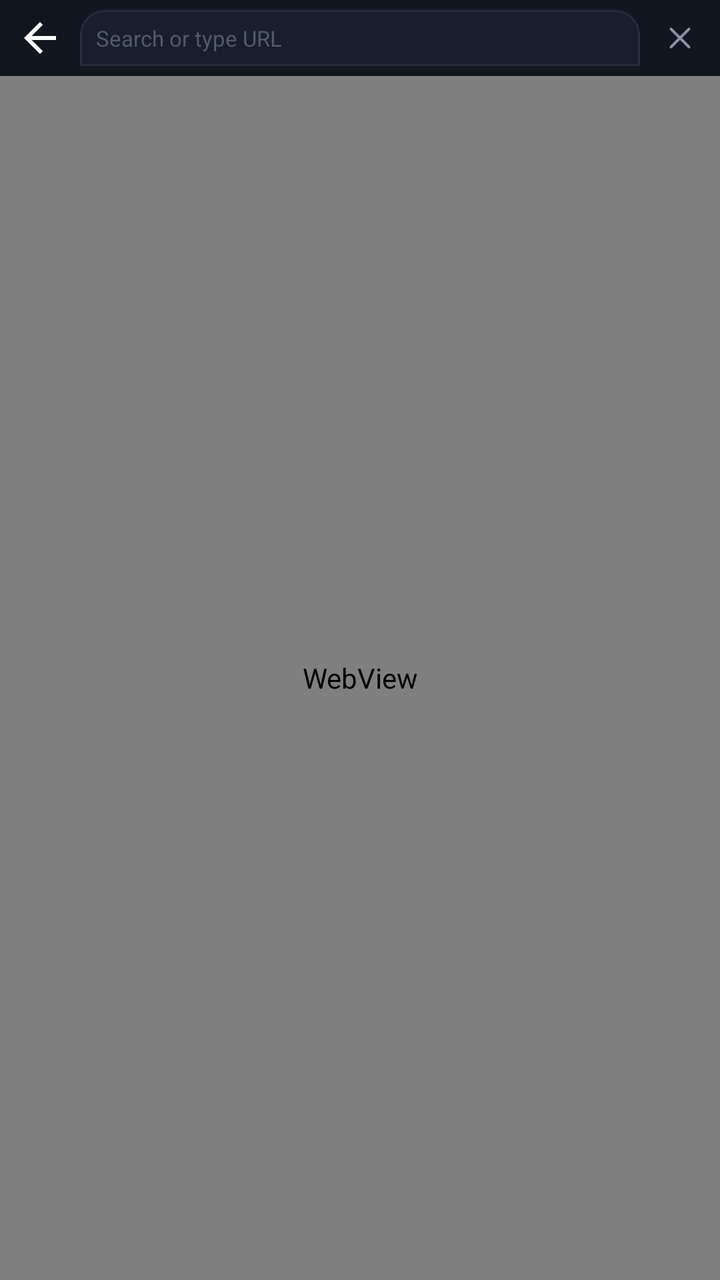
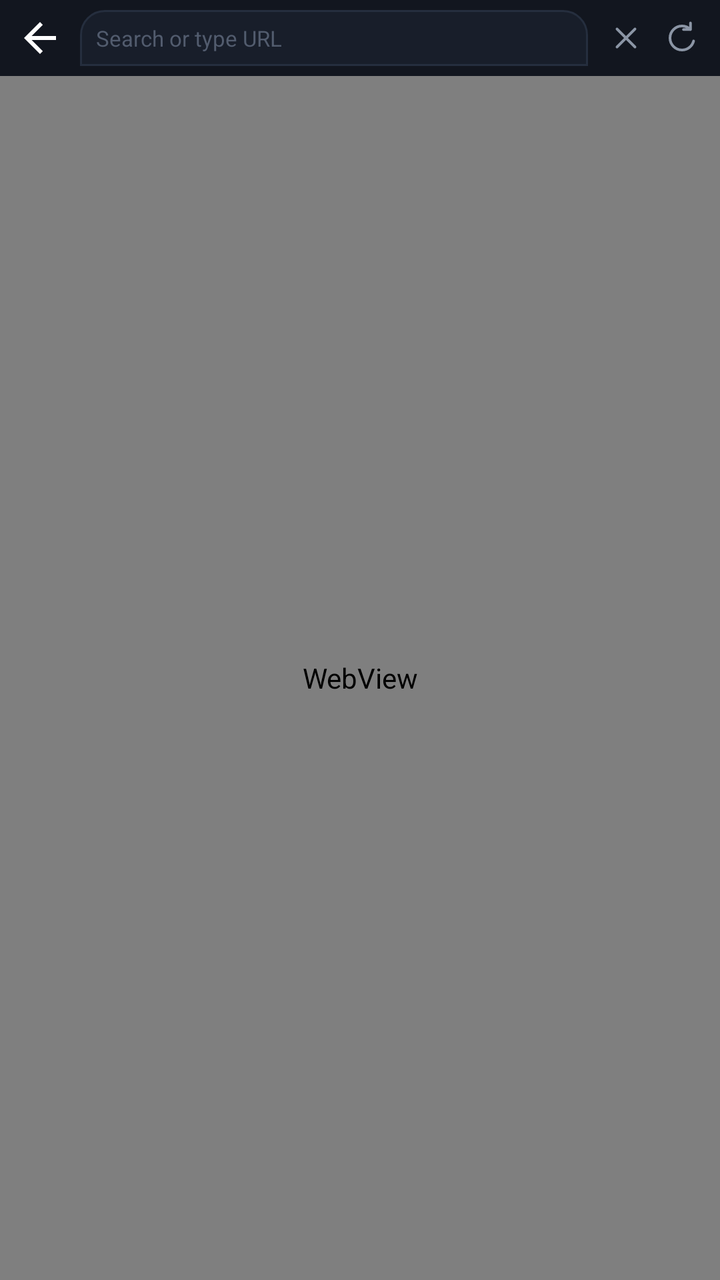

Screens rendered from an Android XML layout before and after an edit, with the pre-edit source and the edit as a unified diff.
<!-- AndroidManifest.xml: application theme Theme.FloatingVirtualWindow -->
<!-- res/layout/view_floating_browser.xml -->
<?xml version="1.0" encoding="utf-8"?>
<LinearLayout xmlns:android="http://schemas.android.com/apk/res/android"
    android:layout_width="match_parent"
    android:layout_height="match_parent"
    android:orientation="vertical"
    android:background="@color/background">

    
    <LinearLayout
        android:layout_width="match_parent"
        android:layout_height="38dp"
        android:background="@color/surface"
        android:orientation="horizontal"
        android:gravity="center_vertical"
        android:paddingHorizontal="6dp">

        <ImageButton
            android:id="@+id/btnBrowserBack"
            android:layout_width="28dp"
            android:layout_height="28dp"
            android:background="?android:attr/selectableItemBackgroundBorderless"
            android:src="@drawable/ic_back"
            android:contentDescription="Back" />

        <EditText
            android:id="@+id/etBrowserUrl"
            android:layout_width="0dp"
            android:layout_height="28dp"
            android:layout_weight="1"
            android:layout_marginHorizontal="6dp"
            android:background="@drawable/bg_header"
            android:paddingHorizontal="8dp"
            android:hint="Search or type URL"
            android:textColorHint="@color/text_muted"
            android:textColor="@color/text_primary"
            android:textSize="11sp"
            android:singleLine="true"
            android:imeOptions="actionGo"
            android:inputType="textUri" />

        <ImageButton
            android:id="@+id/btnBrowserRefresh"
            android:layout_width="28dp"
            android:layout_height="28dp"
            android:background="?android:attr/selectableItemBackgroundBorderless"
            android:src="@drawable/ic_close"
            android:contentDescription="Refresh" />
    </LinearLayout>

    <ProgressBar
        android:id="@+id/pbBrowserLoading"
        style="?android:attr/progressBarStyleHorizontal"
        android:layout_width="match_parent"
        android:layout_height="2dp"
        android:visibility="gone" />

    
    <LinearLayout
        android:id="@+id/llSelectionToolbar"
        android:layout_width="match_parent"
        android:layout_height="34dp"
        android:background="@color/surface_elevated"
        android:orientation="horizontal"
        android:gravity="center_vertical"
        android:paddingHorizontal="8dp"
        android:visibility="gone">

        <TextView
            android:id="@+id/tvSelectedTextPreview"
            android:layout_width="0dp"
            android:layout_height="wrap_content"
            android:layout_weight="1"
            android:textColor="@color/accent"
            android:textSize="11sp"
            android:singleLine="true"
            android:ellipsize="end"
            android:fontFamily="sans-serif-medium" />

        <TextView
            android:id="@+id/btnCopySelection"
            android:layout_width="wrap_content"
            android:layout_height="28dp"
            android:gravity="center"
            android:paddingHorizontal="10dp"
            android:text="@string/action_copy"
            android:textColor="@color/text_primary"
            android:textSize="11sp"
            android:fontFamily="sans-serif-medium"
            android:background="?android:attr/selectableItemBackground"
            android:clickable="true"
            android:focusable="true" />

        <TextView
            android:id="@+id/btnSearchSelection"
            android:layout_width="wrap_content"
            android:layout_height="28dp"
            android:gravity="center"
            android:paddingHorizontal="10dp"
            android:text="@string/action_search"
            android:textColor="@color/accent"
            android:textSize="11sp"
            android:fontFamily="sans-serif-medium"
            android:background="?android:attr/selectableItemBackground"
            android:clickable="true"
            android:focusable="true" />

        <ImageButton
            android:id="@+id/btnClearSelection"
            android:layout_width="24dp"
            android:layout_height="24dp"
            android:background="?android:attr/selectableItemBackgroundBorderless"
            android:src="@drawable/ic_close"
            android:padding="4dp"
            android:contentDescription="Dismiss" />
    </LinearLayout>

    
    <WebView
        android:id="@+id/wvBrowser"
        android:layout_width="match_parent"
        android:layout_height="0dp"
        android:layout_weight="1" />
</LinearLayout>
<!-- resources referenced by this layout -->
<resources>
  <color name="accent">#DFC07A</color>
  <color name="background">#090B0E</color>
  <color name="surface">#12161F</color>
  <color name="surface_elevated">#181E2A</color>
  <color name="text_muted">#525C6E</color>
  <color name="text_primary">#F1F5F9</color>
  <!-- drawable bg_header (drawable) -->
  <shape xmlns:android="http://schemas.android.com/apk/res/android"
      android:shape="rectangle">
      <corners
          android:topLeftRadius="12dp"
          android:topRightRadius="12dp"
          android:bottomLeftRadius="0dp"
          android:bottomRightRadius="0dp" />
      <solid android:color="@color/window_header" />
      <stroke
          android:width="1dp"
          android:color="@color/window_border" />
  </shape>
  <!-- drawable ic_back (drawable) -->
  <vector xmlns:android="http://schemas.android.com/apk/res/android"
      android:width="24dp"
      android:height="24dp"
      android:viewportWidth="24"
      android:viewportHeight="24">
      <path
          android:fillColor="#FFFFFFFF"
          android:pathData="M20,11H7.83l5.59,-5.59L12,4l-8,8 8,8 1.41,-1.41L7.83,13H20v-2z"/>
  </vector>
  <!-- drawable ic_close (drawable) -->
  <vector xmlns:android="http://schemas.android.com/apk/res/android"
      android:width="18dp"
      android:height="18dp"
      android:viewportWidth="24"
      android:viewportHeight="24">
      <path
          android:strokeColor="#8B95A5"
          android:strokeWidth="1.8"
          android:strokeLineCap="round"
          android:fillColor="#00000000"
          android:pathData="M6,6 L18,18 M18,6 L6,18"/>
  </vector>
  <string name="action_copy">Copy</string>
  <string name="action_search">Search</string>
  <style name="Theme.FloatingVirtualWindow" parent="Theme.Material3.Dark.NoActionBar">
          <item name="colorPrimary">@color/accent</item>
          <item name="colorOnPrimary">#090B0E</item>
          <item name="colorSecondary">@color/accent</item>
          <item name="android:windowBackground">@color/background</item>
          <item name="android:statusBarColor">@color/background</item>
          <item name="android:navigationBarColor">@color/background</item>
          <item name="colorSurface">@color/surface</item>
          <item name="colorOnSurface">@color/text_primary</item>
      </style>
  <color name="window_header">#181E2A</color>
  <color name="window_border">#252E3E</color>
</resources>

<!-- the commit's change to res/layout/view_floating_browser.xml (unified diff, before → after) -->
@@ -39,12 +39,23 @@
             android:inputType="textUri" />
 
         <ImageButton
-            android:id="@+id/btnBrowserRefresh"
-            android:layout_width="28dp"
-            android:layout_height="28dp"
+            android:id="@+id/btnClearUrl"
+            android:layout_width="26dp"
+            android:layout_height="26dp"
             android:background="?android:attr/selectableItemBackgroundBorderless"
             android:src="@drawable/ic_close"
-            android:contentDescription="Refresh" />
+            android:padding="5dp"
+            android:contentDescription="Clear or Stop" />
+
+        <ImageButton
+            android:id="@+id/btnBrowserRefresh"
+            android:layout_width="26dp"
+            android:layout_height="26dp"
+            android:layout_marginStart="2dp"
+            android:background="?android:attr/selectableItemBackgroundBorderless"
+            android:src="@drawable/ic_refresh"
+            android:padding="4dp"
+            android:contentDescription="Reload" />
     </LinearLayout>
 
     <ProgressBar
@@ -115,9 +126,21 @@
     </LinearLayout>
 
     
-    <WebView
-        android:id="@+id/wvBrowser"
+    <FrameLayout
         android:layout_width="match_parent"
         android:layout_height="0dp"
-        android:layout_weight="1" />
+        android:layout_weight="1">
+
+        <WebView
+            android:id="@+id/wvBrowser"
+            android:layout_width="match_parent"
+            android:layout_height="match_parent" />
+
+        <FrameLayout
+            android:id="@+id/flOAuthPopupContainer"
+            android:layout_width="match_parent"
+            android:layout_height="match_parent"
+            android:visibility="gone"
+            android:background="@color/background" />
+    </FrameLayout>
 </LinearLayout>
<!-- resource entries referenced after the edit -->
@@ -42,6 +42,20 @@
           android:fillColor="#00000000"
           android:pathData="M6,6 L18,18 M18,6 L6,18"/>
   </vector>
+  <!-- drawable ic_refresh (drawable) -->
+  <vector xmlns:android="http://schemas.android.com/apk/res/android"
+      android:width="18dp"
+      android:height="18dp"
+      android:viewportWidth="24"
+      android:viewportHeight="24">
+      <path
+          android:strokeColor="#8B95A5"
+          android:strokeWidth="1.8"
+          android:strokeLineCap="round"
+          android:strokeLineJoin="round"
+          android:fillColor="#00000000"
+          android:pathData="M17.65,6.35 C16.2,4.9 14.21,4 12,4 C7.58,4 4.01,7.58 4.01,12 C4.01,16.42 7.58,20 12,20 C15.73,20 18.84,17.45 19.73,14 M17.65,6.35 L13,6.35 M17.65,6.35 L17.65,2" />
+  </vector>
   <string name="action_copy">Copy</string>
   <string name="action_search">Search</string>
   <style name="Theme.FloatingVirtualWindow" parent="Theme.Material3.Dark.NoActionBar">
